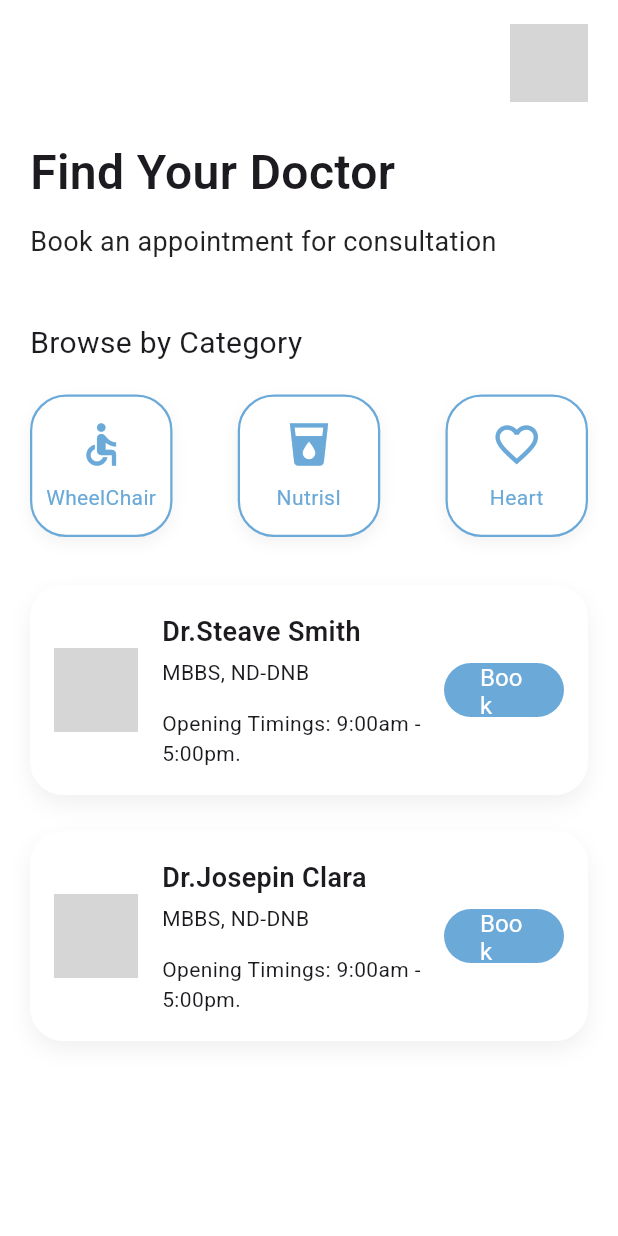
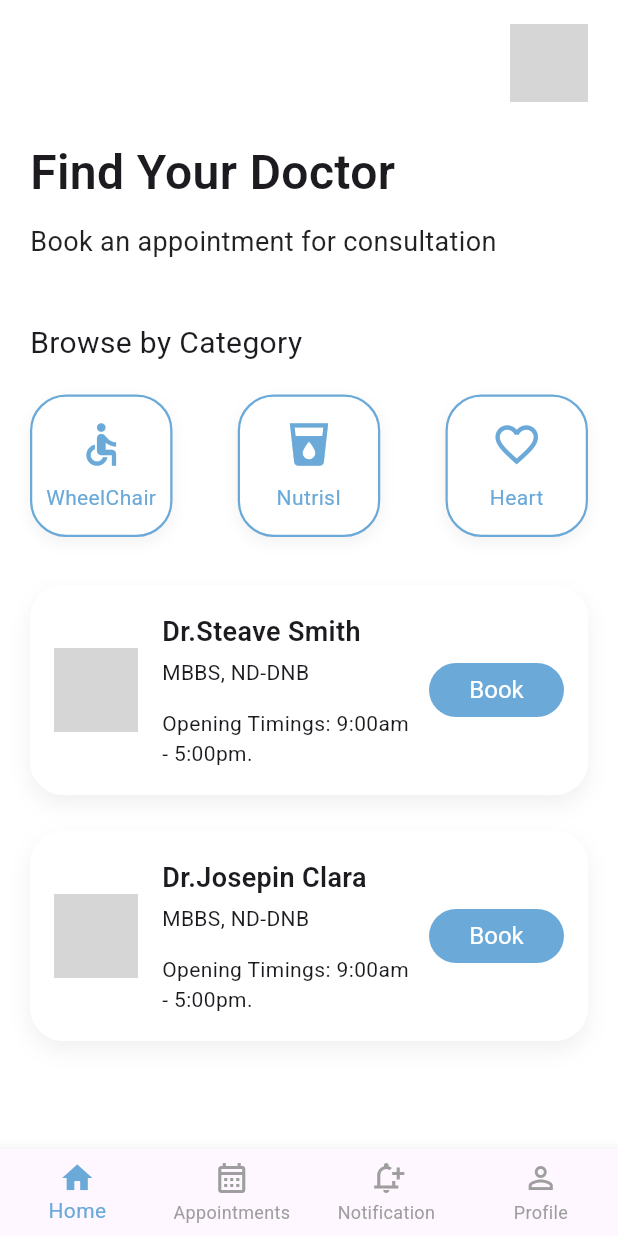
Before and after one commit to ravija357/doctoroncall, a Flutter app: the DashboardScreen screen opened directly, on a phone screen of 412 x 824 dp. Run offline on Flutter 3.47's test engine with Material 3 defaults, Android fonts, the light colour scheme and no system bars; Roboto replaces fonts that are missing (OpenSans Regular, PlayfairDisplay); grey boxes are pictures that could not be loaded.

Commit message:
Navigation button changed and notification button has been added

```diff
--- a/lib/app.dart
+++ b/lib/app.dart
@@ -1,3 +1,4 @@
+import 'package:doctoroncall/screen/dashboard_screen.dart';
 import 'package:doctoroncall/screen/onboarding_screen.dart';
 import 'package:doctoroncall/theme_data/theme_data.dart';
 import 'package:flutter/material.dart';
@@ -11,7 +12,7 @@ class App extends StatelessWidget {
       title: 'doctoroncall',
       debugShowCheckedModeBanner: false,
       theme: getApplicationTheme(),
-      home: OnboardingScreen(),
+      home: DashboardScreen(),
     );
   }
 }
--- a/lib/screen/dashboard_screen.dart
+++ b/lib/screen/dashboard_screen.dart
@@ -1,21 +1,84 @@
 import 'package:flutter/material.dart';
 
-class DashboardScreen extends StatelessWidget {
+class DashboardScreen extends StatefulWidget {
   const DashboardScreen({super.key});
+
+  @override
+  State<DashboardScreen> createState() => _DashboardScreenState();
+}
+
+class _DashboardScreenState extends State<DashboardScreen> {
+  int _selectedIndex = 0;
+
+
+  List<Widget> get _pages => [
+        const _HomeDashboardContent(),
+        const Center(child: Text('Appointments Screen')),
+         const Center(child: Text('Notification Screen')),
+        const Center(child: Text('Profile Screen')),
+
+      ];
+
+  void _onItemTapped(int index) {
+    setState(() {
+      _selectedIndex = index;
+    });
+  }
+
+  @override
+  Widget build(BuildContext context) {
+    return Scaffold(
+      backgroundColor: Colors.white,
+      body: SafeArea(child: _pages[_selectedIndex]),
+      bottomNavigationBar: BottomNavigationBar(
+        currentIndex: _selectedIndex,
+        onTap: _onItemTapped,
+        type: BottomNavigationBarType.fixed,
+        selectedItemColor: const Color(0xFF6AA9D8),
+        unselectedItemColor: Colors.grey,
+        items: const [
+          BottomNavigationBarItem(
+            icon: Icon(Icons.home_outlined),
+            activeIcon: Icon(Icons.home),
+            label: 'Home',
+          ),
+          BottomNavigationBarItem(
+            icon: Icon(Icons.calendar_month_outlined),
+            activeIcon: Icon(Icons.calendar_month),
+            label: 'Appointments',
+          ),
+           BottomNavigationBarItem(
+            icon: Icon(Icons.notification_add_outlined),
+            activeIcon: Icon(Icons.notification_add),
+            label: 'Notification',
+          ),
+          BottomNavigationBarItem(
+            icon: Icon(Icons.person_outline),
+            activeIcon: Icon(Icons.person),
+            label: 'Profile',
+          ),
+
+        ],
+      ),
+    );
+  }
+}
+
+
+
+class _HomeDashboardContent extends StatelessWidget {
+  const _HomeDashboardContent({super.key});
 
   @override
   Widget build(BuildContext context) {
     final size = MediaQuery.of(context).size;
 
-    return Scaffold(
-      backgroundColor: Colors.white,
-      body: SafeArea(
-        child: SingleChildScrollView(
+    return SingleChildScrollView(
       padding: const EdgeInsets.symmetric(horizontal: 20, vertical: 16),
       child: Column(
         crossAxisAlignment: CrossAxisAlignment.start,
         children: [
-              // Top right profile avatar
+
           Row(
             mainAxisAlignment: MainAxisAlignment.end,
             children: const [
@@ -58,7 +121,7 @@ class DashboardScreen extends StatelessWidget {
           ),
           const SizedBox(height: 20),
 
-              // Category row
+
           Row(
             mainAxisAlignment: MainAxisAlignment.spaceBetween,
             children: const [
@@ -78,7 +141,7 @@ class DashboardScreen extends StatelessWidget {
           ),
           const SizedBox(height: 32),
 
-              // Doctor cards
+
           const _DoctorCard(
             name: 'Dr.Steave Smith',
             degree: 'MBBS, ND-DNB',
@@ -95,11 +158,11 @@ class DashboardScreen extends StatelessWidget {
           const SizedBox(height: 24),
         ],
       ),
-        ),
-      ),
     );
   }
 }
+
+
 
 class _CategoryCard extends StatelessWidget {
   final String title;
@@ -184,7 +247,7 @@ class _DoctorCard extends StatelessWidget {
         ],
       ),
       child: Row(
-        children:[
+        children: [
           CircleAvatar(
             radius: 28,
             backgroundImage: AssetImage(imageAsset),
@@ -223,11 +286,11 @@ class _DoctorCard extends StatelessWidget {
           ),
           const SizedBox(width: 12),
           SizedBox(
-            width: 80,
+            width: 90,
             height: 36,
             child: ElevatedButton(
               onPressed: () {
-                // TODO: handle booking tap
+
               },
               style: ElevatedButton.styleFrom(
                 backgroundColor: const Color(0xFF6AA9D8),
--- a/pubspec.yaml
+++ b/pubspec.yaml
@@ -59,6 +59,7 @@ flutter:
 
 
   # To add assets to your application, add an assets section, like this:
+
   # assets:
   #   - images/a_dot_burr.jpeg
   #   - images/a_dot_ham.jpeg
```
Also changed, not shown: lib/screen/bottom_screen/bottom_navigation_screen.dart (+55 -2 lines). Lines whose indentation alone changed are shown as unchanged.
